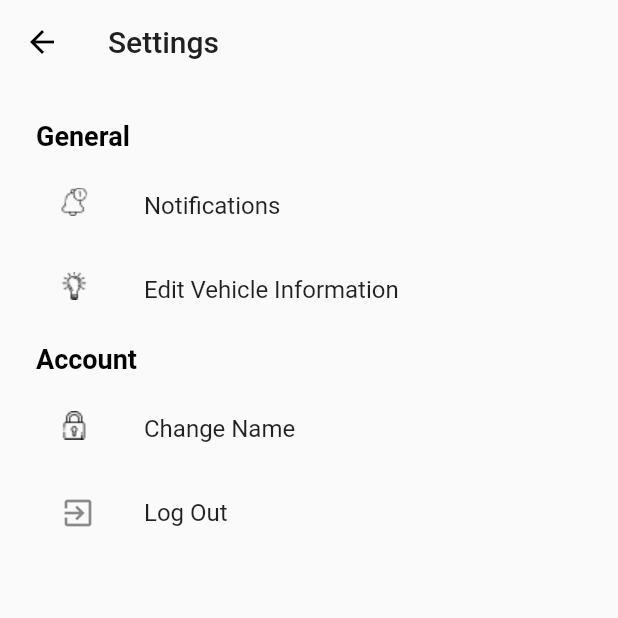
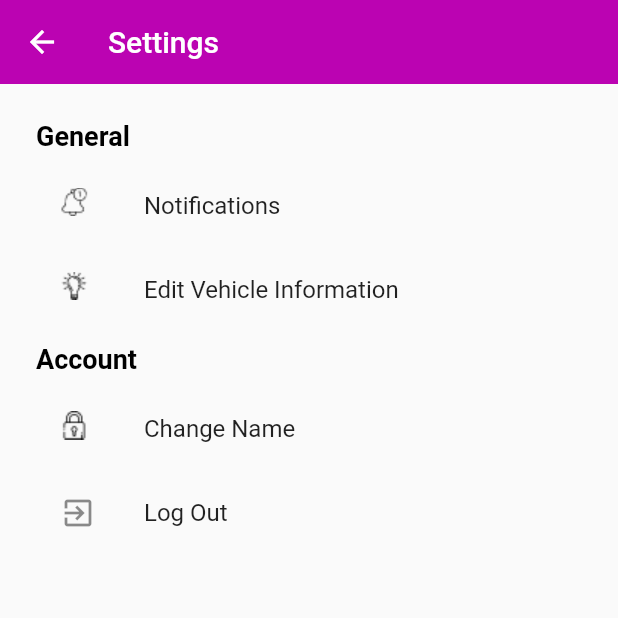
Before and after one commit to Abdullah0322/FYP_v1, a Flutter app: the SettingRider screen opened directly, on a phone screen of 412 x 824 dp, the top half of it. Run offline on Flutter 3.47's test engine with Material 2 defaults, Android fonts, the phone set to English and light mode, and no system bars; our stand-ins replace animated_bottom_navigation_bar, cached_network_image, carousel_slider, cloud_firestore, curved_navigation_bar, dropdown_formfield and 16 more; missing offline and left inert: flutter_animated_dialog, grouped_buttons; accounts and stored records are empty.

Commit message:
Update settingRider.dart

```diff
--- a/clickandpick/lib/RiderDashboard/settingRider.dart
+++ b/clickandpick/lib/RiderDashboard/settingRider.dart
@@ -21,13 +21,13 @@ class _SettingRiderState extends State<SettingRider> {
       child: Scaffold(
         appBar: AppBar(
           iconTheme: IconThemeData(
-            color: Colors.black,
+            color: Colors.white,
           ),
           brightness: Brightness.light,
-          backgroundColor: Colors.transparent,
+          backgroundColor: Color(0xFFBB03B2),
           title: Text(
             'Settings',
-            style: TextStyle(color: darkGrey),
+            style: TextStyle(color: Colors.white),
           ),
           elevation: 0,
         ),
```
